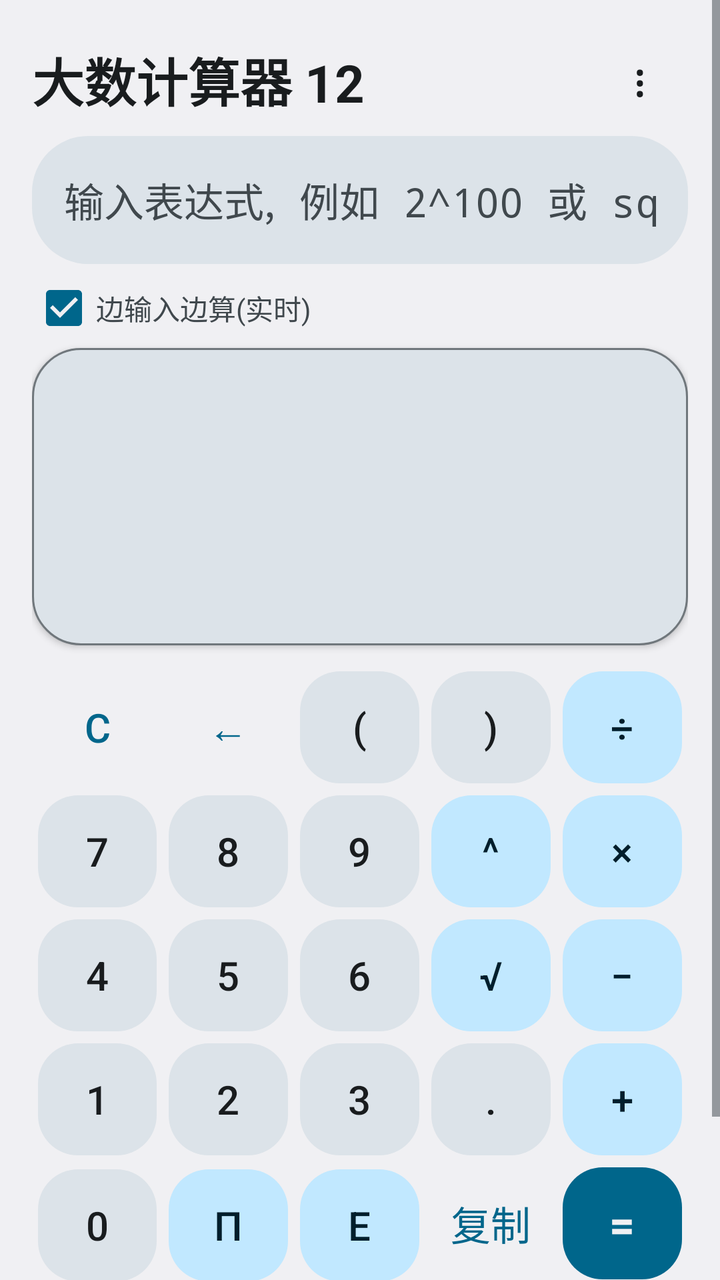
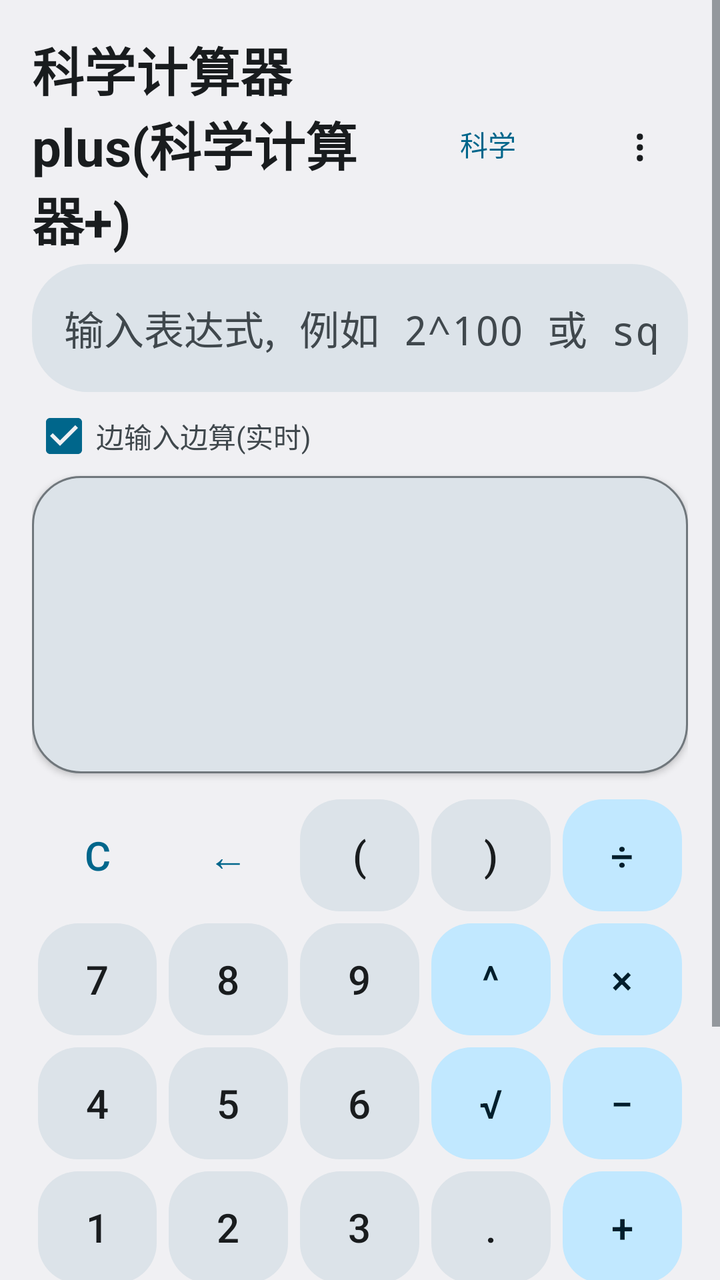

Two renders of the same Android screen: before a commit and after it. Below are the layout's source before the change and the commit's diff.
<!-- AndroidManifest.xml: application theme AppTheme -->
<!-- res/layout/activity_main.xml -->
<?xml version="1.0" encoding="utf-8"?>
<ScrollView xmlns:android="http://schemas.android.com/apk/res/android"
    android:layout_width="match_parent"
    android:layout_height="match_parent"
    android:background="@color/md_surface"
    android:fillViewport="true">

    <LinearLayout
        android:id="@+id/root"
        android:layout_width="match_parent"
        android:layout_height="wrap_content"
        android:orientation="vertical"
        android:paddingLeft="16dp"
        android:paddingTop="8dp"
        android:paddingRight="16dp"
        android:paddingBottom="16dp">

        
        <LinearLayout
            android:layout_width="match_parent"
            android:layout_height="wrap_content"
            android:gravity="center_vertical"
            android:orientation="horizontal"
            android:paddingTop="8dp"
            android:paddingBottom="4dp">

            <TextView
                android:layout_width="0dp"
                android:layout_height="wrap_content"
                android:layout_weight="1"
                android:text="@string/app_name"
                android:textColor="@color/md_on_surface"
                android:textSize="26sp"
                android:textStyle="bold" />

            <Button
                android:id="@+id/kMenu"
                android:layout_width="48dp"
                android:layout_height="48dp"
                android:background="@drawable/ripple_ghost"
                android:contentDescription="@string/menu"
                android:gravity="center"
                android:minWidth="0dp"
                android:padding="0dp"
                android:text="@string/menu_glyph"
                android:textColor="@color/md_on_surface"
                android:textSize="22sp" />
        </LinearLayout>

        
        <EditText
            android:id="@+id/input"
            android:layout_width="match_parent"
            android:layout_height="wrap_content"
            android:background="@drawable/bg_input"
            android:hint="@string/hint"
            android:inputType="textNoSuggestions"
            android:maxLines="3"
            android:minHeight="64dp"
            android:padding="16dp"
            android:textColor="@color/md_on_surface"
            android:textColorHint="@color/md_on_surface_variant"
            android:textSize="20sp"
            android:typeface="monospace" />

        <CheckBox
            android:id="@+id/live"
            android:layout_width="wrap_content"
            android:layout_height="wrap_content"
            android:layout_marginTop="6dp"
            android:checked="true"
            android:text="@string/live"
            android:textColor="@color/md_on_surface_variant"
            android:textSize="14sp" />

        
        <LinearLayout
            android:layout_width="match_parent"
            android:layout_height="wrap_content"
            android:layout_marginTop="4dp"
            android:background="@drawable/bg_card"
            android:elevation="2dp"
            android:orientation="vertical"
            android:padding="16dp">

            <TextView
                android:id="@+id/result"
                android:layout_width="match_parent"
                android:layout_height="wrap_content"
                android:minHeight="56dp"
                android:textColor="@color/md_on_surface"
                android:textIsSelectable="true"
                android:textSize="20sp"
                android:typeface="monospace" />

            <TextView
                android:id="@+id/note"
                android:layout_width="match_parent"
                android:layout_height="wrap_content"
                android:layout_marginTop="4dp"
                android:textColor="@color/md_on_surface_variant"
                android:textSize="12sp" />

            <Button
                android:id="@+id/viewAll"
                style="@style/OpKey"
                android:layout_width="match_parent"
                android:layout_height="44dp"
                android:layout_marginTop="8dp"
                android:text="@string/view_all"
                android:visibility="gone" />

            <ProgressBar
                android:id="@+id/progressBar"
                style="?android:attr/progressBarStyleHorizontal"
                android:layout_width="match_parent"
                android:layout_height="wrap_content"
                android:layout_marginTop="8dp"
                android:max="100"
                android:progressTint="@color/md_primary"
                android:visibility="invisible" />

            <TextView
                android:id="@+id/progressText"
                android:layout_width="match_parent"
                android:layout_height="wrap_content"
                android:textColor="@color/md_primary"
                android:textSize="12sp"
                android:visibility="invisible" />
        </LinearLayout>

        
        <GridLayout
            android:layout_width="match_parent"
            android:layout_height="wrap_content"
            android:layout_marginTop="10dp"
            android:columnCount="5"
            android:rowCount="5">

            <Button android:id="@+id/kClear" style="@style/GhostKey" android:text="@string/key_clear" />
            <Button android:id="@+id/kBack" style="@style/GhostKey" android:text="@string/key_back" />
            <Button android:id="@+id/kLP" style="@style/Key" android:text="(" />
            <Button android:id="@+id/kRP" style="@style/Key" android:text=")" />
            <Button android:id="@+id/kDiv" style="@style/OpKey" android:text="÷" />

            <Button android:id="@+id/k7" style="@style/Key" android:text="7" />
            <Button android:id="@+id/k8" style="@style/Key" android:text="8" />
            <Button android:id="@+id/k9" style="@style/Key" android:text="9" />
            <Button android:id="@+id/kPow" style="@style/OpKey" android:text="^" />
            <Button android:id="@+id/kMul" style="@style/OpKey" android:text="×" />

            <Button android:id="@+id/k4" style="@style/Key" android:text="4" />
            <Button android:id="@+id/k5" style="@style/Key" android:text="5" />
            <Button android:id="@+id/k6" style="@style/Key" android:text="6" />
            <Button android:id="@+id/kSqrt" style="@style/OpKey" android:text="√" />
            <Button android:id="@+id/kMinus" style="@style/OpKey" android:text="−" />

            <Button android:id="@+id/k1" style="@style/Key" android:text="1" />
            <Button android:id="@+id/k2" style="@style/Key" android:text="2" />
            <Button android:id="@+id/k3" style="@style/Key" android:text="3" />
            <Button android:id="@+id/kDot" style="@style/Key" android:text="." />
            <Button android:id="@+id/kPlus" style="@style/OpKey" android:text="+" />

            <Button android:id="@+id/k0" style="@style/Key" android:text="0" />
            <Button android:id="@+id/kPi" style="@style/OpKey" android:text="π" />
            <Button android:id="@+id/kE" style="@style/OpKey" android:text="e" />
            <Button android:id="@+id/kCopy" style="@style/GhostKey" android:text="@string/key_copy_short" />
            <Button android:id="@+id/kEq" style="@style/EqKey" android:text="@string/key_eq" />
        </GridLayout>

        <TextView
            android:layout_width="match_parent"
            android:layout_height="wrap_content"
            android:layout_marginTop="10dp"
            android:text="@string/help"
            android:textColor="@color/md_on_surface_variant"
            android:textSize="11sp" />
    </LinearLayout>
</ScrollView>
<!-- resources referenced by this layout -->
<resources>
  <color name="md_on_surface">#1C1B1F</color>
  <color name="md_on_surface_variant">#49454F</color>
  <color name="md_primary">#6750A4</color>
  <color name="md_surface">#FFFBFE</color>
  <!-- drawable bg_input (drawable) -->
  <?xml version="1.0" encoding="utf-8"?>
  <shape xmlns:android="http://schemas.android.com/apk/res/android"
      android:shape="rectangle">
      <solid android:color="@color/md_surface_variant" />
      <corners android:radius="28dp" />
  </shape>
  <!-- drawable ripple_ghost (drawable) -->
  <?xml version="1.0" encoding="utf-8"?>
  <ripple xmlns:android="http://schemas.android.com/apk/res/android"
      android:color="?android:attr/colorControlHighlight">
      <item>
          <shape android:shape="oval">
              <solid android:color="@android:color/transparent" />
          </shape>
      </item>
  </ripple>
  <string name="app_name">大数计算器 12</string>
  <string name="help">支持 + − × ÷ ^(次方) √(开平方) 和括号; 函数 sqrt(x)、pow(a,b); 常量 pi、e。\n次方不限大小(如 2^1000000 精确输出); 除数为 0 会提示"除数不能等于0"; 除不尽/开不尽按上面的有效位数取近似。</string>
  <string name="hint">输入表达式, 例如 2^100 或 sqrt(2)</string>
  <string name="key_back">←</string>
  <string name="key_clear">C</string>
  <string name="key_copy_short">复制</string>
  <string name="key_eq">=</string>
  <string name="live">边输入边算(实时)</string>
  <string name="menu">菜单</string>
  <string name="menu_glyph">⋮</string>
  <string name="view_all">查看全部数字</string>
  <style name="EqKey" parent="@style/Key">
          <item name="android:background">@drawable/ripple_eq</item>
          <item name="android:textColor">@color/md_on_primary</item>
          <item name="android:textSize">22sp</item>
          <item name="android:textStyle">bold</item>
      </style>
  <style name="GhostKey" parent="@style/Key">
          <item name="android:background">@drawable/ripple_ghost</item>
          <item name="android:textColor">@color/md_primary</item>
      </style>
  <style name="OpKey" parent="@style/Key">
          <item name="android:background">@drawable/ripple_op</item>
          <item name="android:textColor">@color/md_on_primary_container</item>
      </style>
  <color name="md_surface_variant">#E7E0EC</color>
  <color name="md_outline">#79747E</color>
  <!-- drawable ripple_eq (drawable) -->
  <?xml version="1.0" encoding="utf-8"?>
  <ripple xmlns:android="http://schemas.android.com/apk/res/android"
      android:color="?android:attr/colorControlHighlight">
      <item android:drawable="@drawable/key_eq" />
  </ripple>
  <color name="md_on_primary">#FFFFFF</color>
  <!-- drawable ripple_digit (drawable) -->
  <?xml version="1.0" encoding="utf-8"?>
  <ripple xmlns:android="http://schemas.android.com/apk/res/android"
      android:color="?android:attr/colorControlHighlight">
      <item android:drawable="@drawable/key_digit" />
  </ripple>
  <!-- drawable ripple_op (drawable) -->
  <?xml version="1.0" encoding="utf-8"?>
  <ripple xmlns:android="http://schemas.android.com/apk/res/android"
      android:color="?android:attr/colorControlHighlight">
      <item android:drawable="@drawable/key_op" />
  </ripple>
  <color name="md_on_primary_container">#21005D</color>
  <!-- drawable key_eq (drawable) -->
  <?xml version="1.0" encoding="utf-8"?>
  <shape xmlns:android="http://schemas.android.com/apk/res/android"
      android:shape="rectangle">
      <solid android:color="@color/md_primary" />
      <corners android:radius="20dp" />
  </shape>
  <!-- drawable key_digit (drawable) -->
  <?xml version="1.0" encoding="utf-8"?>
  <shape xmlns:android="http://schemas.android.com/apk/res/android"
      android:shape="rectangle">
      <solid android:color="@color/md_surface_variant" />
      <corners android:radius="20dp" />
  </shape>
  <!-- drawable key_op (drawable) -->
  <?xml version="1.0" encoding="utf-8"?>
  <shape xmlns:android="http://schemas.android.com/apk/res/android"
      android:shape="rectangle">
      <solid android:color="@color/md_primary_container" />
      <corners android:radius="20dp" />
  </shape>
  <color name="md_primary_container">#EADDFF</color>
  <!-- unchanged entries left out for length: 3 -->
</resources>

<!-- the commit's change to res/layout/activity_main.xml (unified diff, before → after) -->
@@ -32,6 +32,17 @@
                 android:textColor="@color/md_on_surface"
                 android:textSize="26sp"
                 android:textStyle="bold" />
+
+            <Button
+                android:id="@+id/kSci"
+                android:layout_width="wrap_content"
+                android:layout_height="48dp"
+                android:layout_marginRight="8dp"
+                android:background="@drawable/ripple_ghost"
+                android:paddingLeft="16dp"
+                android:paddingRight="16dp"
+                android:text="科学"
+                android:textColor="@color/md_primary" />
 
             <Button
                 android:id="@+id/kMenu"
<!-- resource entries referenced after the edit -->
@@ -21,7 +21,7 @@
           </shape>
       </item>
   </ripple>
-  <string name="app_name">大数计算器 12</string>
+  <string name="app_name">科学计算器plus(科学计算器+)</string>
   <string name="help">支持 + − × ÷ ^(次方) √(开平方) 和括号; 函数 sqrt(x)、pow(a,b); 常量 pi、e。\n次方不限大小(如 2^1000000 精确输出); 除数为 0 会提示"除数不能等于0"; 除不尽/开不尽按上面的有效位数取近似。</string>
   <string name="hint">输入表达式, 例如 2^100 或 sqrt(2)</string>
   <string name="key_back">←</string>
